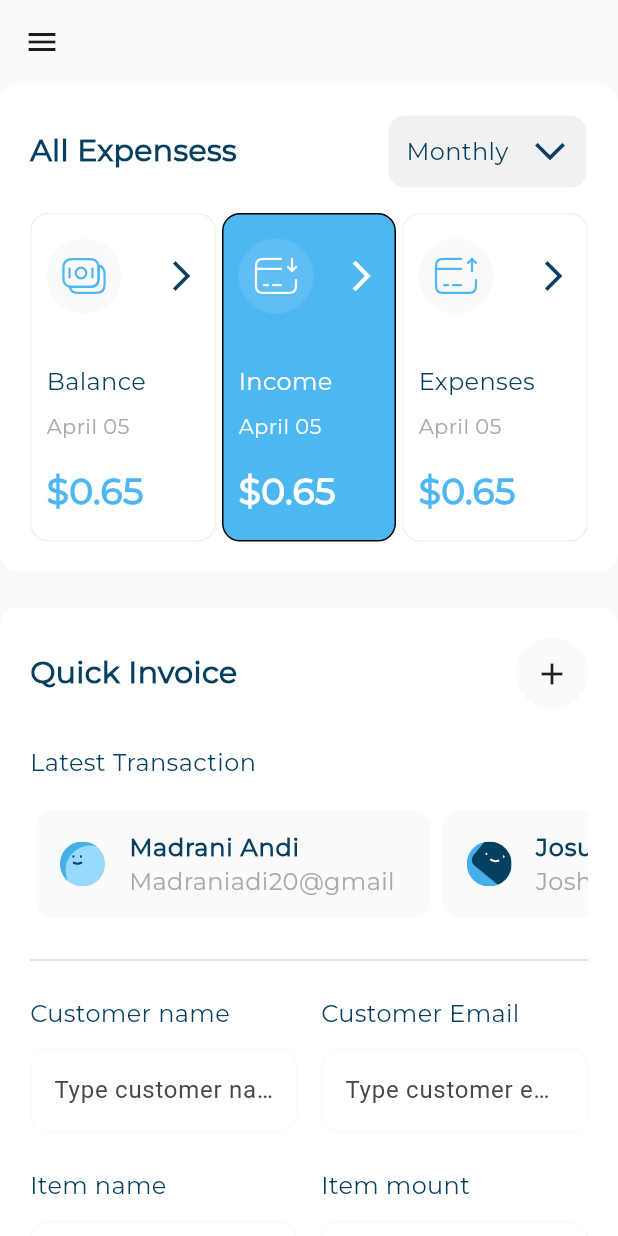
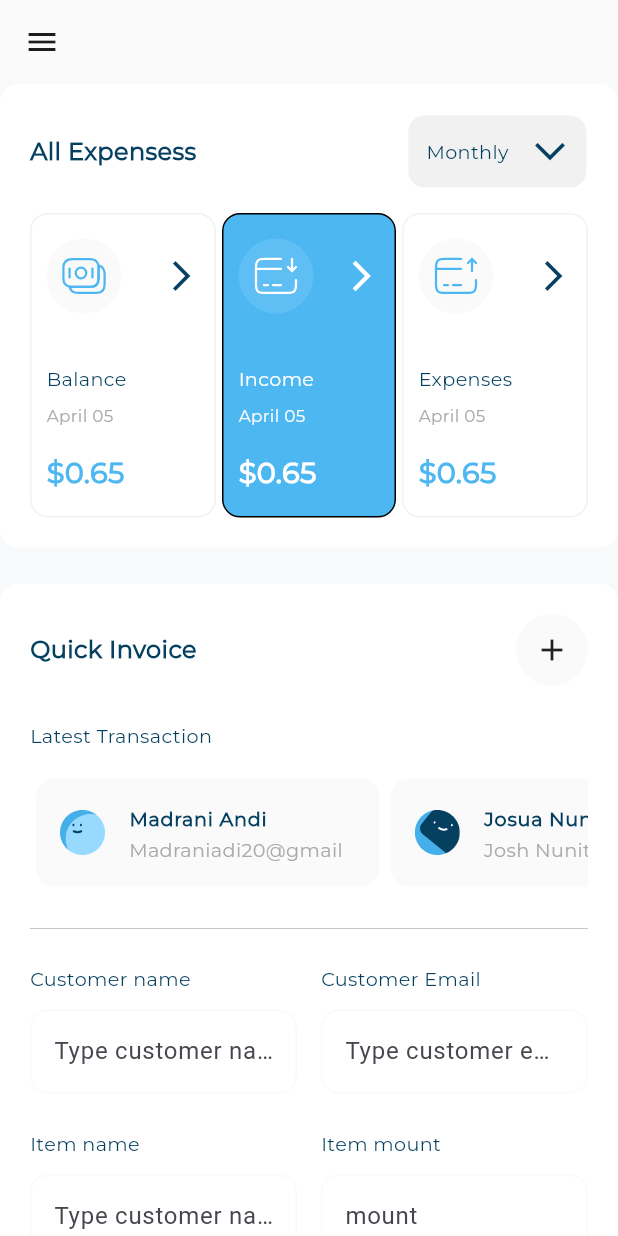
Before and after one commit to EslamSaeed570/responsive_dashboard, a Flutter app: the screen it shows after launch, after a tap on "Income", on a phone screen of 412 x 824 dp. Run offline on Flutter 3.47's test engine with Material 3 defaults, Android fonts, the phone set to English and light mode, and no system bars; our stand-ins replace expandable_page_view, fl_chart, flutter_svg.

Commit message:
responsive font size using platformDispatcher

```diff
--- a/lib/utils/app_styles.dart
+++ b/lib/utils/app_styles.dart
@@ -1,65 +1,79 @@
+import 'package:flutter/foundation.dart';
 import 'package:flutter/material.dart';
+import 'package:responsive_dashboard/utils/size_config.dart';
 
 abstract class AppStyles {
-  static const TextStyle styleReguler16 = TextStyle(
-    color: Color(0xff064060),
-    fontSize: 16,
+  static  TextStyle styleReguler16 = TextStyle(
+      color:const Color(0xff064060),
+      fontSize: getResponsiveFontSize( 16),
       fontFamily: 'Montserrat',
-    fontWeight: FontWeight.w400
-  );
-  static const TextStyle styleMedium16 = TextStyle(
-    color: Color(0xff064060),
-    fontSize: 16,
+      fontWeight: FontWeight.w400);
+  static  TextStyle styleMedium16 = TextStyle(
+      color:const Color(0xff064060),
+      fontSize: getResponsiveFontSize(16),
       fontFamily: 'Montserrat',
-    fontWeight: FontWeight.w500
-  );
-   static const TextStyle styleMedium20 = TextStyle(
-    color: Color(0xffFFFFFF),
-    fontSize: 20,
+      fontWeight: FontWeight.w500);
+  static  TextStyle styleMedium20 = TextStyle(
+      color:const Color(0xffFFFFFF),
+      fontSize: getResponsiveFontSize(20),
       fontFamily: 'Montserrat',
-    fontWeight: FontWeight.w500
-  );
-  static const TextStyle styleSemiBold16 = TextStyle(
-    color: Color(0xff064061),
-    fontSize: 16,
+      fontWeight: FontWeight.w500);
+  static  TextStyle styleSemiBold16 = TextStyle(
+      color:const Color(0xff064061),
+      fontSize: getResponsiveFontSize(16),
       fontFamily: 'Montserrat',
-    fontWeight: FontWeight.w600
-  );
-  static const TextStyle styleBold16 = TextStyle(
-    color: Color(0xff4EB7F2),
-    fontSize: 16,
+      fontWeight: FontWeight.w600);
+  static  TextStyle styleBold16 = TextStyle(
+      color:const Color(0xff4EB7F2),
+      fontSize: getResponsiveFontSize(16),
       fontFamily: 'Montserrat',
-    fontWeight: FontWeight.w700
-  );
-  static const TextStyle styleSemiBold20 = TextStyle(
-    color: Color(0xff064061),
-    fontSize: 20,
+      fontWeight: FontWeight.w700);
+  static  TextStyle styleSemiBold20 = TextStyle(
+      color:const Color(0xff064061),
+      fontSize: getResponsiveFontSize(20),
       fontFamily: 'Montserrat',
-    fontWeight: FontWeight.w600
-  );
-  static const TextStyle styleReguler12 = TextStyle(
-    color: Color(0xffAAAAAA),
-    fontSize: 16,
+      fontWeight: FontWeight.w600);
+  static  TextStyle styleReguler12 = TextStyle(
+      color:const Color(0xffAAAAAA),
+      fontSize: getResponsiveFontSize(16),
       fontFamily: 'Montserrat',
-    fontWeight: FontWeight.w400
-  );
-  static const TextStyle styleSemiBold24 = TextStyle(
-    color: Color(0xff4EB7F2),
-    fontSize: 24,
+      fontWeight: FontWeight.w400);
+  static  TextStyle styleSemiBold24 = TextStyle(
+      color:const Color(0xff4EB7F2),
+      fontSize: getResponsiveFontSize(24),
       fontFamily: 'Montserrat',
-    fontWeight: FontWeight.w600
-  );
-  static const TextStyle styleReguler14 = TextStyle(
-    color: Color(0xffAAAAAA),
-    fontSize: 14,
+      fontWeight: FontWeight.w600);
+  static  TextStyle styleReguler14 = TextStyle(
+      color:const Color(0xffAAAAAA),
+      fontSize: getResponsiveFontSize(14),
       fontFamily: 'Montserrat',
-    fontWeight: FontWeight.w400
-  );
-  static const TextStyle styleSemiBold18 = TextStyle(
-    color: Color(0xffFFFFFF),
-    fontSize: 18,
+      fontWeight: FontWeight.w400);
+  static  TextStyle styleSemiBold18 = TextStyle(
+      color:const Color(0xffFFFFFF),
+      fontSize: getResponsiveFontSize(18),
       fontFamily: 'Montserrat',
-    fontWeight: FontWeight.w600
-  );
+      fontWeight: FontWeight.w600);
+}
 
+double getResponsiveFontSize(double fonSize) {
+  double scaleFactor = getScaleFactor();
+  double responsiveFontSize = scaleFactor * fonSize;
+  double lowerFontSize = fonSize * 0.8;
+  double upperFontSize = fonSize * 1.2;
+  return responsiveFontSize.clamp(lowerFontSize, upperFontSize);
 }
+
+double getScaleFactor() {
+  var dispatcher = PlatformDispatcher.instance;
+
+  var devicePixelRatio = dispatcher.views.first.devicePixelRatio;
+  var physicalWidth = dispatcher.views.first.physicalSize.width;
+  var width = physicalWidth / devicePixelRatio;
+  if (width < SizeConfig.tablet) {
+    return width / 500;
+  } else if (width < SizeConfig.desktop) {
+    return width / 1000;
+  } else {
+    return width / 1300;
+  }
+}
--- /dev/null
+++ b/lib/utils/size_config.dart
@@ -0,0 +1,4 @@
+class SizeConfig {
+  static const double tablet = 650;
+  static const double desktop = 1150;
+}
--- a/lib/views/widgets/QuickInvoiceSection/latest_transaction.dart
+++ b/lib/views/widgets/QuickInvoiceSection/latest_transaction.dart
@@ -7,21 +7,21 @@ class LatestTransaction extends StatelessWidget {
 
   @override
   Widget build(BuildContext context) {
-    return const Column(
+    return  Column(
       crossAxisAlignment: CrossAxisAlignment.start,
       children: [
-        SizedBox(
+       const SizedBox(
           height: 24,
         ),
         Text(
           'Latest Transaction',
           style: AppStyles.styleMedium16,
         ),
-        SizedBox(
+     const   SizedBox(
           height: 16,
         ),
+    const
         LatestTransactionListView(),
-
       ],
     );
   }
--- a/lib/views/widgets/QuickInvoiceSection/quick_invoice_headrs.dart
+++ b/lib/views/widgets/QuickInvoiceSection/quick_invoice_headrs.dart
@@ -9,7 +9,7 @@ class QuickInvoiceHeaders extends StatelessWidget {
   Widget build(BuildContext context) {
     return Row(
       children: [
-        const Text(
+         Text(
           'Quick Invoice',
           style: AppStyles.styleSemiBold20,
         ),
--- a/lib/views/widgets/all_expensive_headrs.dart
+++ b/lib/views/widgets/all_expensive_headrs.dart
@@ -10,14 +10,14 @@ class AllExpensessHeaders extends StatelessWidget {
 
   @override
   Widget build(BuildContext context) {
-    return const Row(
+    return  Row(
       children: [
          Text(
           'All Expensess',
           style: AppStyles.styleSemiBold20,
         ),
-         Expanded(child: SizedBox()),
-        RangeOption()
+       const  Expanded(child: SizedBox()),
+      const  RangeOption()
       ],
     );
   }
--- a/lib/views/widgets/income_item_details.dart
+++ b/lib/views/widgets/income_item_details.dart
@@ -1,4 +1,3 @@
-
 import 'package:flutter/material.dart';
 import 'package:responsive_dashboard/models/income_item_details_model.dart';
 import 'package:responsive_dashboard/utils/app_styles.dart';
--- a/lib/views/widgets/income_section_headers.dart
+++ b/lib/views/widgets/income_section_headers.dart
@@ -8,14 +8,14 @@ class IncomeSectionHeaders extends StatelessWidget {
 
   @override
   Widget build(BuildContext context) {
-    return const Row(
+    return  Row(
       mainAxisAlignment: MainAxisAlignment.spaceBetween,
       children: [
         Text(
           'Income',
           style: AppStyles.styleSemiBold20,
         ),
-        RangeOption(),
+     const   RangeOption(),
       ],
     );
   }
--- a/lib/views/widgets/my_card.dart
+++ b/lib/views/widgets/my_card.dart
@@ -32,7 +32,7 @@ class MyCard extends StatelessWidget {
                 'Name card',
                 style: AppStyles.styleReguler16.copyWith(color: Colors.white),
               ),
-              subtitle: const Text(
+              subtitle:  Text(
                 'Syah Bandi',
                 style: AppStyles.styleMedium20,
               ),
--- a/lib/views/widgets/my_card_section.dart
+++ b/lib/views/widgets/my_card_section.dart
@@ -31,7 +31,7 @@ class _MycardSectionState extends State<MycardSection> {
     return Column(
       crossAxisAlignment: CrossAxisAlignment.start,
       children: [
-        const Text(
+         Text(
           'My Card',
           style: AppStyles.styleSemiBold20,
         ),
--- a/lib/views/widgets/range_option.dart
+++ b/lib/views/widgets/range_option.dart
@@ -19,7 +19,7 @@ class RangeOption extends StatelessWidget {
       ),
       child: Row(
         children: [
-          const Text(
+           Text(
             'Monthly',
             style: AppStyles.styleMedium16,
           ),
--- a/lib/views/widgets/transaction_history.dart
+++ b/lib/views/widgets/transaction_history.dart
@@ -8,19 +8,19 @@ class TransactionHistory extends StatelessWidget {
 
   @override
   Widget build(BuildContext context) {
-    return const Column(
+    return  Column(
       crossAxisAlignment: CrossAxisAlignment.start,
       children: [
-        TransactionHistoryHeaders(),
-        SizedBox(
+       const TransactionHistoryHeaders(),
+       const SizedBox(
           height: 20,
         ),
         Text(
           '13 April 2022',
           style: AppStyles.styleMedium16,
         ),
-        SizedBox(height: 16,),
-        TransactionHistoryListViewItem(),
+    const    SizedBox(height: 16,),
+     const   TransactionHistoryListViewItem(),
 
       ],
     );
--- a/lib/views/widgets/transaction_history_headers.dart
+++ b/lib/views/widgets/transaction_history_headers.dart
@@ -10,7 +10,7 @@ class TransactionHistoryHeaders extends StatelessWidget {
     return Row(
       mainAxisAlignment: MainAxisAlignment.spaceBetween,
       children: [
-        const Text(
+         Text(
           'Transaction History',
           style: AppStyles.styleSemiBold20,
         ),
```
Also changed, not shown: lib/views/widgets/custom_drawer.dart (+4 -3 lines). Lines whose indentation alone changed are shown as unchanged.
